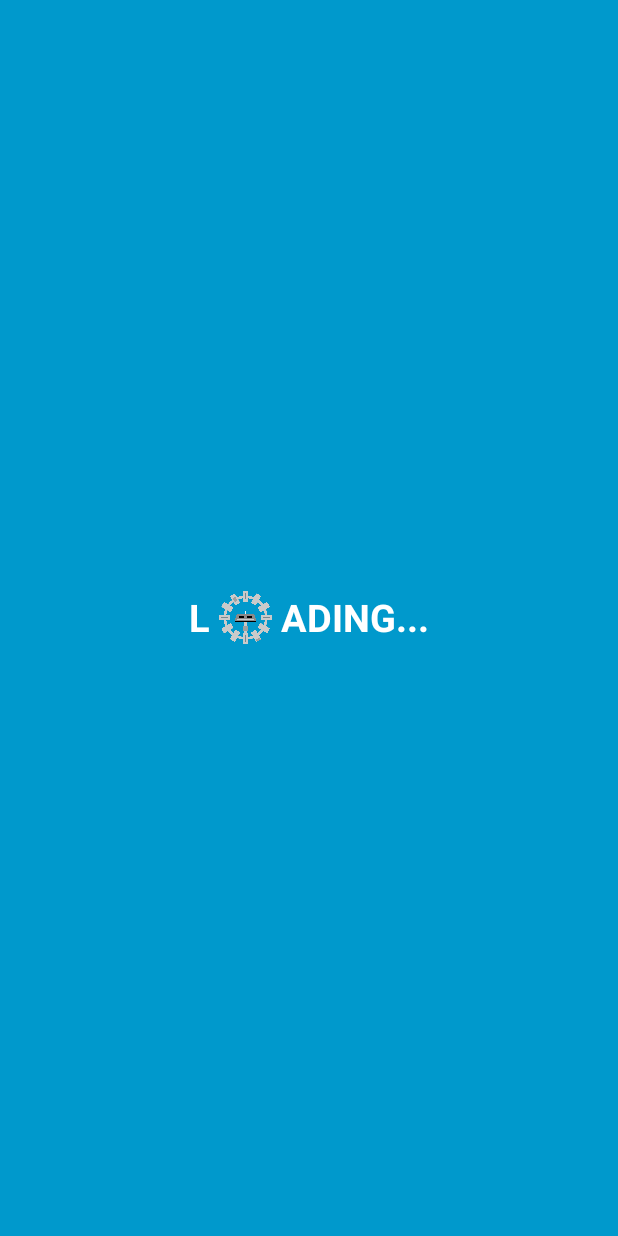
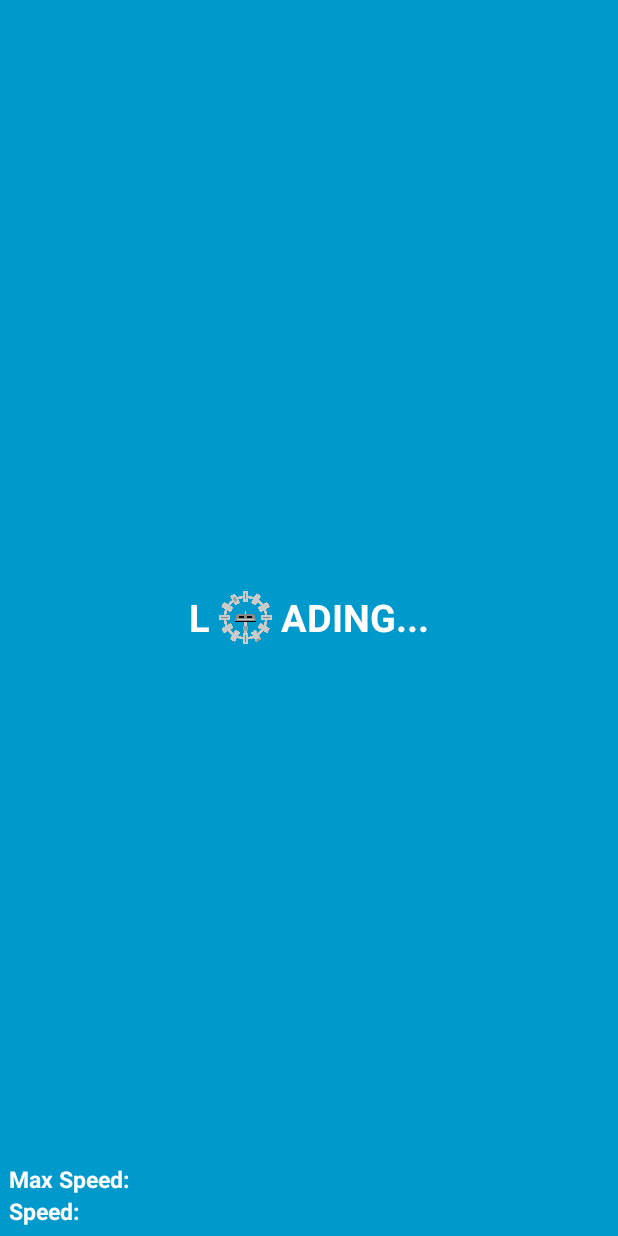
Before and after one commit to anthonyliu173/Interstellar_X, an Android app: the Level_1 screen opened directly, with no data from a screen before it, on a phone screen of 412 x 824 dp. Run offline under Robolectric (Android 15) with nearby library versions, the phone set to English and light mode, and no system bars.

Commit message:
add Speed panel and GameOver event

```diff
--- a/app/src/main/java/com/anthony/interstellar_x/Constants.java
+++ b/app/src/main/java/com/anthony/interstellar_x/Constants.java
@@ -38,6 +38,7 @@ public class Constants {
 
     public static final int RANDOM_VELOCITY_MAX = 7;
 
+    public static final int GAMEOVER_TIME = 2000;
     public static final int PREAMBLE_TIME = 3000;
     public static final int LOADING_TIME = 4000;
 
--- a/app/src/main/res/layout/activity_gaming.xml
+++ b/app/src/main/res/layout/activity_gaming.xml
@@ -65,4 +65,35 @@
 
     </RelativeLayout>
 
+    <LinearLayout
+        android:orientation="vertical"
+        android:layout_width="wrap_content"
+        android:layout_height="wrap_content"
+        android:layout_gravity="bottom|left"
+        android:padding="@dimen/margin_small">
+
+        <TextView
+            style="@style/mediumHeaderWhite"
+            android:layout_width="wrap_content"
+            android:layout_height="wrap_content"
+            android:text="Max Speed: "
+            android:id="@+id/txtMaxSpeed"
+            android:layout_alignParentBottom="true"
+            android:layout_alignParentRight="true"
+            android:layout_alignParentEnd="true"
+            android:layout_gravity="bottom|left" />
+
+        <TextView
+            style="@style/mediumHeaderWhite"
+            android:layout_width="wrap_content"
+            android:layout_height="wrap_content"
+            android:text="Speed: "
+            android:id="@+id/txtSpeed"
+            android:layout_alignParentBottom="true"
+            android:layout_alignParentRight="true"
+            android:layout_alignParentEnd="true"
+            android:layout_gravity="bottom|left" />
+
+    </LinearLayout>
+
 </FrameLayout>
--- a/app/src/main/res/values/strings.xml
+++ b/app/src/main/res/values/strings.xml
@@ -12,4 +12,7 @@
     <string name="arp_twotwozero">Arp 220</string>
     <string name="sirius">Sirius</string>
 
+    <string name="speed">Speed: %1$s</string>
+    <string name="max_speed">Max Speed: %1$s</string>
+
 </resources>
```
Also changed, not shown: app/src/main/java/com/anthony/interstellar_x/GamingActivity.java (+25 -0 lines), app/src/main/java/com/anthony/interstellar_x/Interstellar_Objects/PhysicalObject.java (+33 -0 lines).
